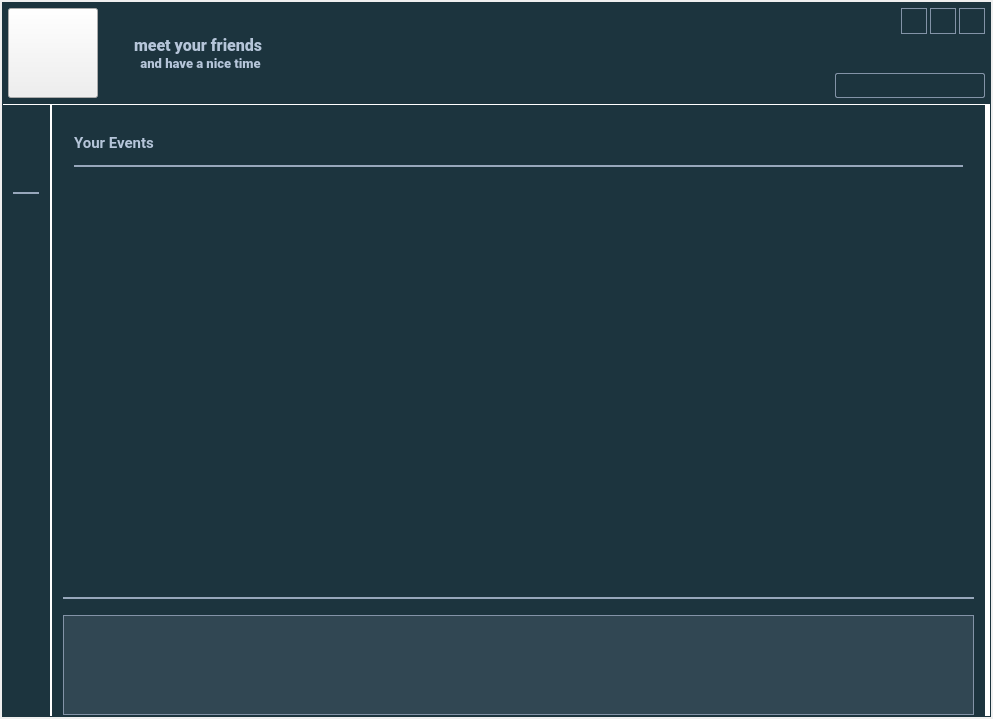
Before: the Qt Designer form src/app/gui/forms/mainwindow.ui in botorabi/Meet4Eat-Desktop, drawn with Qt 5.
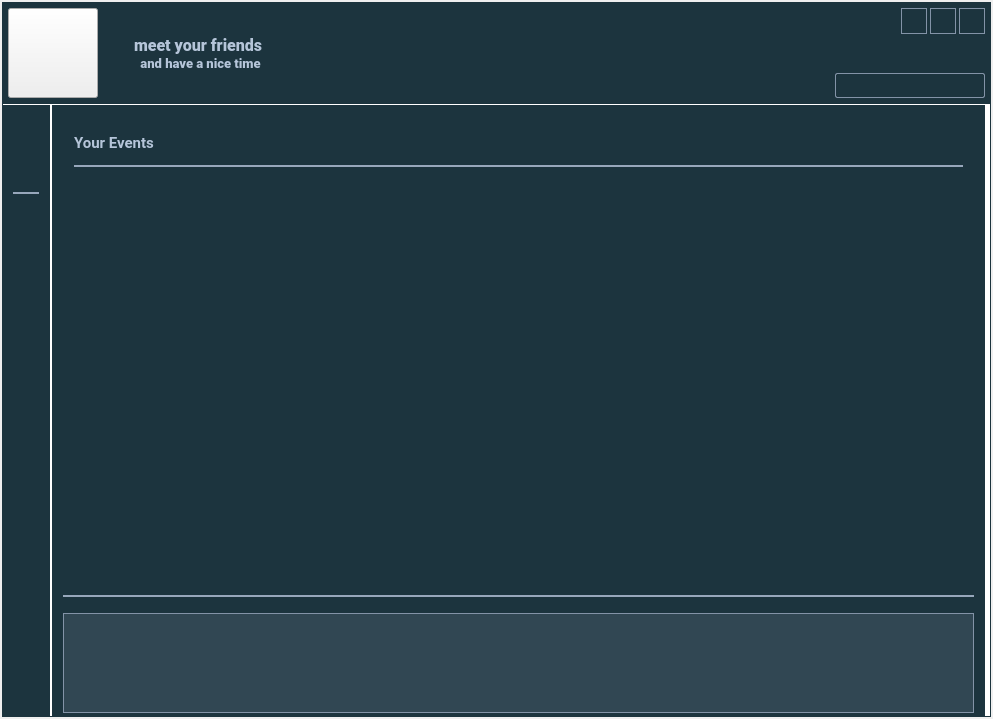
After: the same form once the commit is applied. Icons and pictures are not drawn.

```diff
--- a/src/app/gui/forms/mainwindow.ui
+++ b/src/app/gui/forms/mainwindow.ui
@@ -767,6 +767,9 @@
                   <property name="spacing">
                    <number>16</number>
                   </property>
+                  <property name="bottomMargin">
+                   <number>2</number>
+                  </property>
                   <item>
                    <widget class="QLabel" name="label_3">
                     <property name="minimumSize">
```
